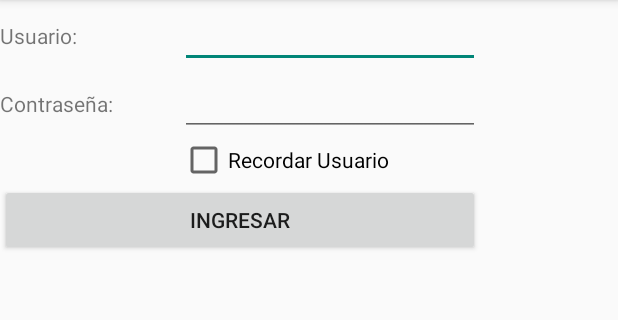
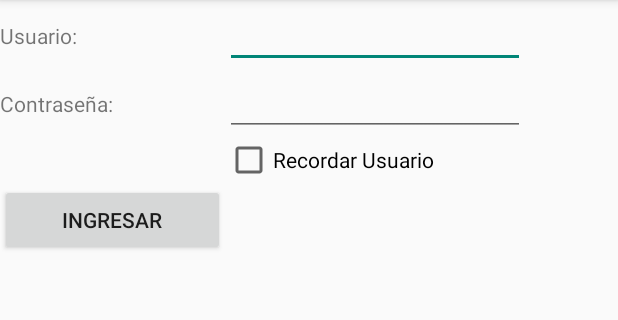
Before and after one commit to jaguil8/RegistroGastos, an Android app: the screen it shows after launch (MainActivity), on a phone screen of 412 x 824 dp, the part 84-404 px from its top. Run offline under Robolectric (Android 15) with nearby library versions, the phone set to English and light mode, and no system bars.

Commit message:
Interface de Captura.

```diff
--- a/app/src/main/res/layout/activity_main.xml
+++ b/app/src/main/res/layout/activity_main.xml
@@ -31,6 +31,6 @@
         <Button
             android:id="@+id/buttonSignIn"
             android:text="Ingresar"
-            android:layout_span="2"/>
+            android:layout_width="150dp"/>
     </TableRow>
 </TableLayout>
```
